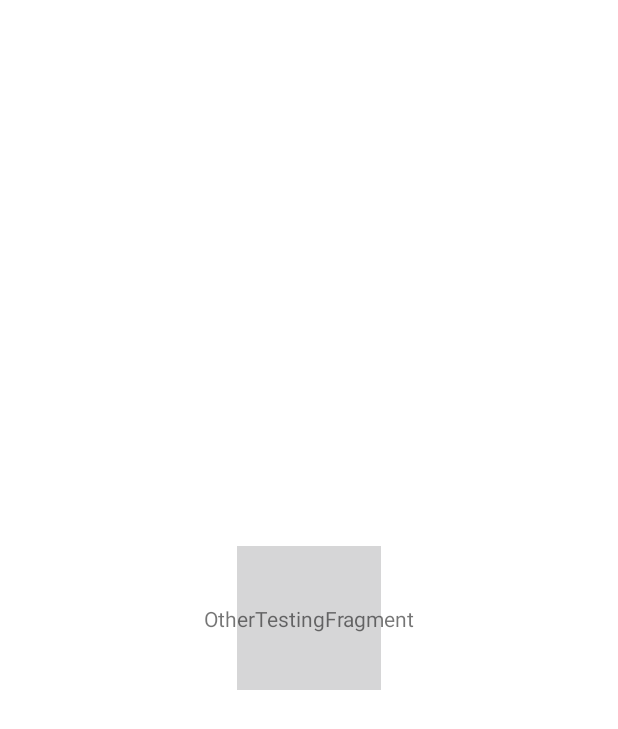
After one commit to madalina1/hack4life, an Android app: the OtherTesting screen opened directly, with no data from a screen before it, on a phone screen of 412 x 824 dp. The commit adds this screen. Shown: the top 729 px of the screen. Run offline under Robolectric (Android 15) with nearby library versions, the phone set to English and light mode, and no system bars.

Commit message:
Added map and shit

```diff
--- a/AVC App/app/build.gradle
+++ b/AVC App/app/build.gradle
@@ -23,6 +23,7 @@ dependencies {
     implementation fileTree(dir: 'libs', include: ['*.jar'])
     implementation 'androidx.appcompat:appcompat:1.1.0'
     implementation 'androidx.constraintlayout:constraintlayout:1.1.3'
+    implementation 'androidx.lifecycle:lifecycle-extensions:2.0.0'
     testImplementation 'junit:junit:4.12'
     implementation 'com.android.support:design:29.0.0'
     implementation 'com.android.support:cardview-v7:29.0.0'
@@ -30,4 +31,6 @@ dependencies {
     androidTestImplementation 'androidx.test.espresso:espresso-core:3.2.0'
     implementation 'androidx.navigation:navigation-runtime:2.2.1'
     implementation 'com.google.android.material:material:1.1.0'
+    implementation 'com.google.android.gms:play-services-maps:17.0.0'
+    implementation 'com.google.android.gms:play-services-location:17.0.0'
 }
--- /dev/null
+++ b/AVC App/app/src/main/java/com/example/avc/OtherTesting.java
@@ -0,0 +1,21 @@
+package com.example.avc;
+
+import androidx.appcompat.app.AppCompatActivity;
+
+import android.os.Bundle;
+
+import com.example.avc.ui.othertesting.OtherTestingFragment;
+
+public class OtherTesting extends AppCompatActivity {
+
+    @Override
+    protected void onCreate(Bundle savedInstanceState) {
+        super.onCreate(savedInstanceState);
+        setContentView(R.layout.other_testing_activity);
+        if (savedInstanceState == null) {
+            getSupportFragmentManager().beginTransaction()
+                    .replace(R.id.container, OtherTestingFragment.newInstance())
+                    .commitNow();
+        }
+    }
+}
--- /dev/null
+++ b/AVC App/app/src/main/java/com/example/avc/ui/othertesting/OtherTestingFragment.java
@@ -0,0 +1,39 @@
+package com.example.avc.ui.othertesting;
+
+import androidx.lifecycle.ViewModelProviders;
+
+import android.os.Bundle;
+
+import androidx.annotation.NonNull;
+import androidx.annotation.Nullable;
+import androidx.fragment.app.Fragment;
+
+import android.view.LayoutInflater;
+import android.view.View;
+import android.view.ViewGroup;
+
+import com.example.avc.R;
+
+public class OtherTestingFragment extends Fragment {
+
+    private OtherTestingViewModel mViewModel;
+
+    public static OtherTestingFragment newInstance() {
+        return new OtherTestingFragment();
+    }
+
+    @Nullable
+    @Override
+    public View onCreateView(@NonNull LayoutInflater inflater, @Nullable ViewGroup container,
+                             @Nullable Bundle savedInstanceState) {
+        return inflater.inflate(R.layout.other_testing_fragment, container, false);
+    }
+
+    @Override
+    public void onActivityCreated(@Nullable Bundle savedInstanceState) {
+        super.onActivityCreated(savedInstanceState);
+        mViewModel = ViewModelProviders.of(this).get(OtherTestingViewModel.class);
+        // TODO: Use the ViewModel
+    }
+
+}
--- /dev/null
+++ b/AVC App/app/src/main/java/com/example/avc/ui/othertesting/OtherTestingViewModel.java
@@ -0,0 +1,7 @@
+package com.example.avc.ui.othertesting;
+
+import androidx.lifecycle.ViewModel;
+
+public class OtherTestingViewModel extends ViewModel {
+    // TODO: Implement the ViewModel
+}
--- a/AVC App/app/src/main/res/layout/information.xml
+++ b/AVC App/app/src/main/res/layout/information.xml
@@ -3,7 +3,7 @@
     xmlns:tools="http://schemas.android.com/tools"
     android:layout_width="match_parent"
     android:layout_height="match_parent"
-    tools:context=".Information">
+    tools:context=".MainActivity">
 
     <!-- TODO: Update blank fragment layout -->
 
--- /dev/null
+++ b/AVC App/app/src/main/res/layout/other_testing_activity.xml
@@ -0,0 +1,7 @@
+<?xml version="1.0" encoding="utf-8"?>
+<FrameLayout xmlns:android="http://schemas.android.com/apk/res/android"
+    xmlns:tools="http://schemas.android.com/tools"
+    android:id="@+id/container"
+    android:layout_width="match_parent"
+    android:layout_height="match_parent"
+    tools:context=".OtherTesting" />
--- /dev/null
+++ b/AVC App/app/src/main/res/layout/other_testing_fragment.xml
@@ -0,0 +1,20 @@
+<?xml version="1.0" encoding="utf-8"?>
+<androidx.constraintlayout.widget.ConstraintLayout xmlns:android="http://schemas.android.com/apk/res/android"
+    xmlns:app="http://schemas.android.com/apk/res-auto"
+    xmlns:tools="http://schemas.android.com/tools"
+    android:id="@+id/othertesting"
+    android:layout_width="match_parent"
+    android:layout_height="match_parent"
+    tools:context=".ui.othertesting.OtherTestingFragment">
+
+    <TextView
+        android:id="@+id/message"
+        android:layout_width="wrap_content"
+        android:layout_height="wrap_content"
+        android:text="OtherTestingFragment"
+        app:layout_constraintBottom_toBottomOf="parent"
+        app:layout_constraintEnd_toEndOf="parent"
+        app:layout_constraintStart_toStartOf="parent"
+        app:layout_constraintTop_toTopOf="parent" />
+
+</androidx.constraintlayout.widget.ConstraintLayout>
```
Also changed, not shown: AVC App/app/src/main/AndroidManifest.xml (+17 -1 lines), AVC App/app/src/main/java/com/example/avc/MainActivity.java (+15 -0 lines), AVC App/app/src/main/java/com/example/avc/Maps.java (+103 -3 lines), AVC App/app/src/main/java/com/example/avc/SelfTesting.java (added, +21 -0 lines), AVC App/app/src/main/java/com/example/avc/ui/selftesting/SelfTestingFragment.java (added, +39 -0 lines), AVC App/app/src/main/java/com/example/avc/ui/selftesting/SelfTestingViewModel.java (added, +7 -0 lines), AVC App/app/src/main/res/layout/maps.xml (+6 -1 lines), AVC App/app/src/main/res/layout/self_testing_activity.xml (added, +7 -0 lines), AVC App/app/src/main/res/layout/self_testing_fragment.xml (added, +20 -0 lines), AVC App/app/src/main/res/layout/testing.xml (+7 -5 lines).
